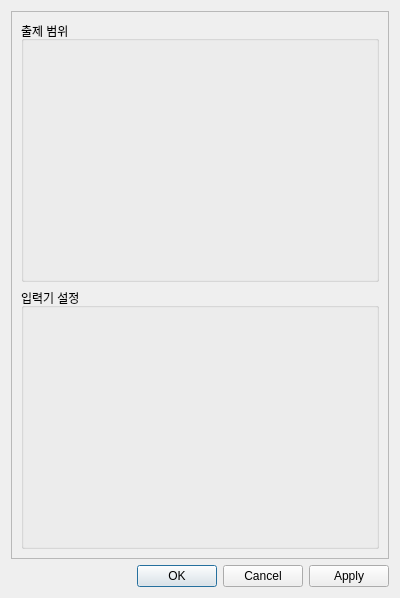
museekee/morse_code_learn, file assets/ui/setting.ui: the form before one commit.
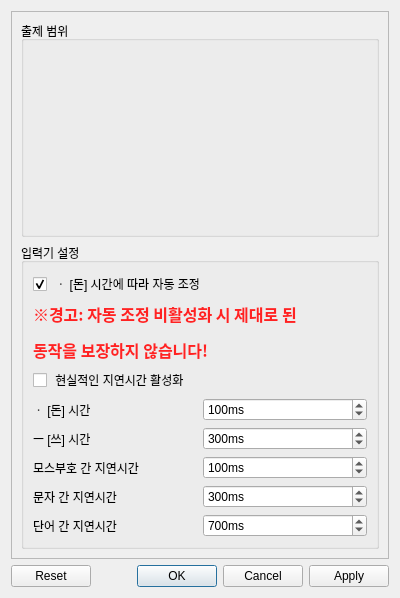
The form after the commit.

Commit message: 설정 창 만듦.

```diff
--- a/assets/ui/setting.ui
+++ b/assets/ui/setting.ui
@@ -41,6 +41,21 @@
           <string>출제 범위</string>
          </property>
          <layout class="QHBoxLayout" name="horizontalLayout">
+          <property name="spacing">
+           <number>3</number>
+          </property>
+          <property name="leftMargin">
+           <number>25</number>
+          </property>
+          <property name="topMargin">
+           <number>15</number>
+          </property>
+          <property name="rightMargin">
+           <number>25</number>
+          </property>
+          <property name="bottomMargin">
+           <number>15</number>
+          </property>
           <item>
            <layout class="QVBoxLayout" name="abc_list"/>
           </item>
@@ -55,6 +70,195 @@
          <property name="title">
           <string>입력기 설정</string>
          </property>
+         <layout class="QVBoxLayout" name="verticalLayout_3">
+          <item>
+           <widget class="QCheckBox" name="auto_adjust_check">
+            <property name="text">
+             <string> ㆍ [돈] 시간에 따라 자동 조정</string>
+            </property>
+            <property name="checked">
+             <bool>true</bool>
+            </property>
+           </widget>
+          </item>
+          <item>
+           <widget class="QLabel" name="label_3">
+            <property name="font">
+             <font>
+              <family>궁서체</family>
+              <pointsize>12</pointsize>
+              <bold>true</bold>
+             </font>
+            </property>
+            <property name="styleSheet">
+             <string notr="true">QLabel {
+	color: #f22;
+	line-height: 5px;
+}</string>
+            </property>
+            <property name="text">
+             <string>&lt;html&gt;&lt;head/&gt;&lt;body&gt;&lt;p&gt;※경고: 자동 조정 비활성화 시 제대로 된&lt;/p&gt;&lt;p&gt;동작을 보장하지 않습니다!&lt;/p&gt;&lt;/body&gt;&lt;/html&gt;</string>
+            </property>
+           </widget>
+          </item>
+          <item>
+           <widget class="QCheckBox" name="delay_check">
+            <property name="text">
+             <string> 현실적인 지연시간 활성화</string>
+            </property>
+           </widget>
+          </item>
+          <item>
+           <layout class="QHBoxLayout" name="horizontalLayout_2">
+            <item>
+             <widget class="QLabel" name="label">
+              <property name="text">
+               <string>ㆍ [돈] 시간</string>
+              </property>
+             </widget>
+            </item>
+            <item>
+             <widget class="QSpinBox" name="don_spin">
+              <property name="suffix">
+               <string>ms</string>
+              </property>
+              <property name="minimum">
+               <number>50</number>
+              </property>
+              <property name="maximum">
+               <number>200</number>
+              </property>
+              <property name="value">
+               <number>100</number>
+              </property>
+              <property name="displayIntegerBase">
+               <number>10</number>
+              </property>
+             </widget>
+            </item>
+           </layout>
+          </item>
+          <item>
+           <layout class="QHBoxLayout" name="horizontalLayout_3">
+            <item>
+             <widget class="QLabel" name="label_2">
+              <property name="text">
+               <string>ㅡ [쓰] 시간</string>
+              </property>
+             </widget>
+            </item>
+            <item>
+             <widget class="QSpinBox" name="tsu_spin">
+              <property name="suffix">
+               <string>ms</string>
+              </property>
+              <property name="minimum">
+               <number>150</number>
+              </property>
+              <property name="maximum">
+               <number>600</number>
+              </property>
+              <property name="value">
+               <number>300</number>
+              </property>
+              <property name="displayIntegerBase">
+               <number>10</number>
+              </property>
+             </widget>
+            </item>
+           </layout>
+          </item>
+          <item>
+           <layout class="QHBoxLayout" name="horizontalLayout_4">
+            <item>
+             <widget class="QLabel" name="label_4">
+              <property name="text">
+               <string>모스부호 간 지연시간</string>
+              </property>
+             </widget>
+            </item>
+            <item>
+             <widget class="QSpinBox" name="morse_gap_spin">
+              <property name="suffix">
+               <string>ms</string>
+              </property>
+              <property name="minimum">
+               <number>50</number>
+              </property>
+              <property name="maximum">
+               <number>200</number>
+              </property>
+              <property name="value">
+               <number>100</number>
+              </property>
+              <property name="displayIntegerBase">
+               <number>10</number>
+              </property>
+             </widget>
+            </item>
+           </layout>
+          </item>
+          <item>
+           <layout class="QHBoxLayout" name="horizontalLayout_5">
+            <item>
+             <widget class="QLabel" name="label_5">
+              <property name="text">
+               <string>문자 간 지연시간</string>
+              </property>
+             </widget>
+            </item>
+            <item>
+             <widget class="QSpinBox" name="char_gap_spin">
+              <property name="suffix">
+               <string>ms</string>
+              </property>
+              <property name="minimum">
+               <number>150</number>
+              </property>
+              <property name="maximum">
+               <number>600</number>
+              </property>
+              <property name="value">
+               <number>300</number>
+              </property>
+              <property name="displayIntegerBase">
+               <number>10</number>
+              </property>
+             </widget>
+            </item>
+           </layout>
+          </item>
+          <item>
+           <layout class="QHBoxLayout" name="horizontalLayout_6">
+            <item>
+             <widget class="QLabel" name="label_6">
+              <property name="text">
+               <string>단어 간 지연시간</string>
+              </property>
+             </widget>
+            </item>
+            <item>
+             <widget class="QSpinBox" name="word_gap_spin">
+              <property name="suffix">
+               <string>ms</string>
+              </property>
+              <property name="minimum">
+               <number>350</number>
+              </property>
+              <property name="maximum">
+               <number>1400</number>
+              </property>
+              <property name="value">
+               <number>700</number>
+              </property>
+              <property name="displayIntegerBase">
+               <number>10</number>
+              </property>
+             </widget>
+            </item>
+           </layout>
+          </item>
+         </layout>
         </widget>
        </item>
       </layout>
@@ -67,7 +271,7 @@
       <enum>Qt::Orientation::Horizontal</enum>
      </property>
      <property name="standardButtons">
-      <set>QDialogButtonBox::StandardButton::Apply|QDialogButtonBox::StandardButton::Cancel|QDialogButtonBox::StandardButton::Ok</set>
+      <set>QDialogButtonBox::StandardButton::Apply|QDialogButtonBox::StandardButton::Cancel|QDialogButtonBox::StandardButton::Ok|QDialogButtonBox::StandardButton::Reset</set>
      </property>
     </widget>
    </item>
```
The commit also changes 2 other files.
